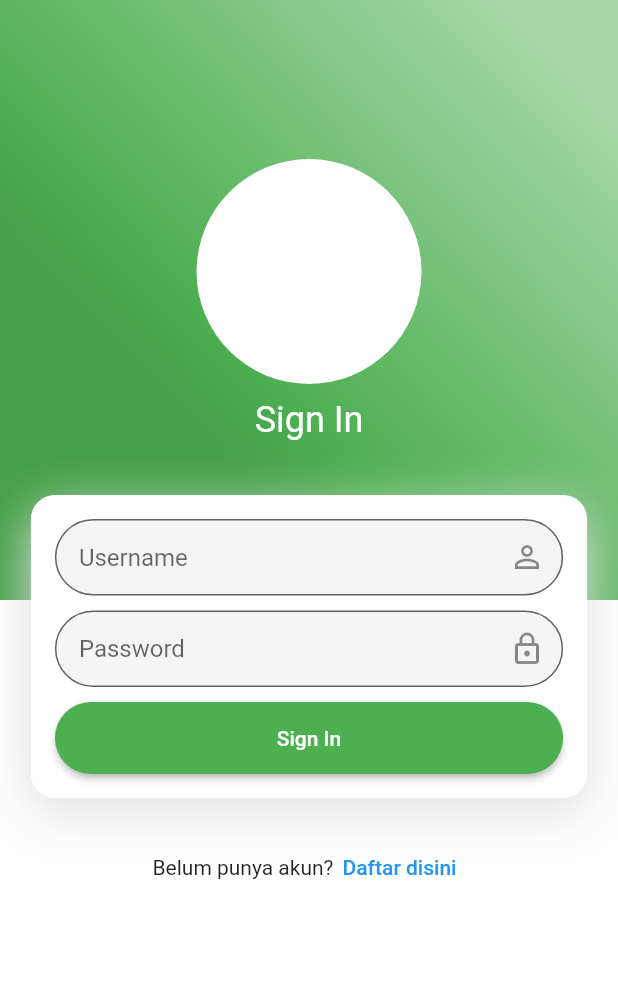
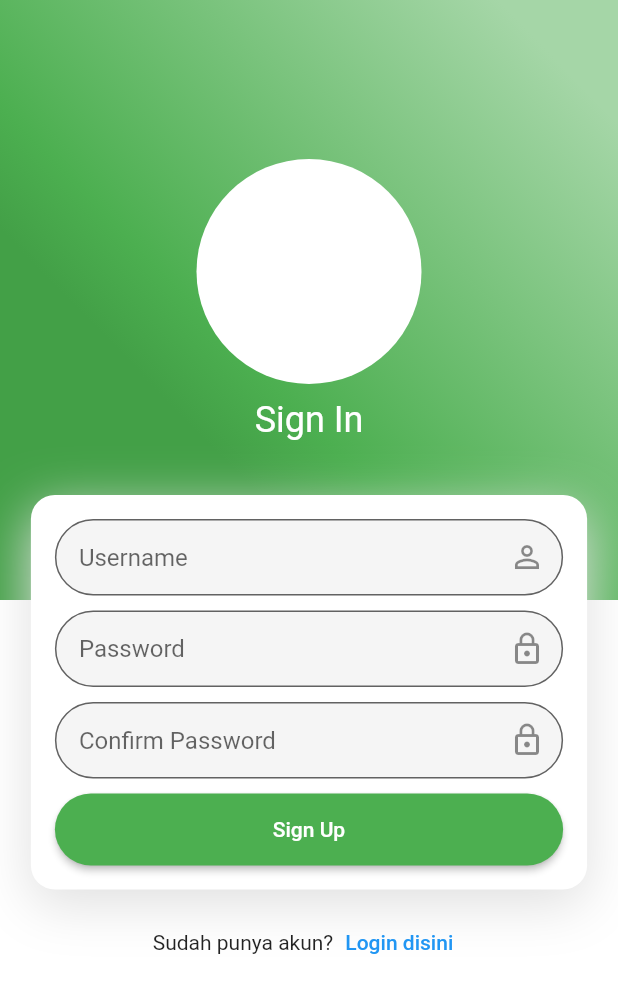
Before and after one commit to fakhrinf/mazhab, a Flutter app: the screen it shows after launch, after a tap on "Daftar disini", on a phone screen of 412 x 824 dp. Shown: the top 993 px of the screen. Run offline on Flutter 3.47's test engine with Material 2 defaults, Android fonts, the phone set to English and light mode, and no system bars.

Commit message:
add signup form in login

```diff
--- a/lib/main.dart
+++ b/lib/main.dart
@@ -23,6 +23,133 @@ class LoginPage extends StatefulWidget {
 }
 
 class _LoginPageState extends State<LoginPage> {
+
+  bool _loginpage = true;
+  double _textlinkpos = 550;
+
+  Widget loginForm() {
+    return Form(
+      child: Column(
+        children: <Widget>[
+          TextFormField(
+            decoration: InputDecoration(
+              hintText: "Username",
+              contentPadding: EdgeInsets.all(16),
+              filled: true,
+              fillColor: Colors.grey[100],
+              suffixIcon: Icon(Icons.person_outline),
+              border: OutlineInputBorder(borderRadius: BorderRadius.circular(32), borderSide: BorderSide(color: Colors.grey[200], width: 1))
+
+            ),
+          ),
+          Divider(color: Colors.transparent, height: 10,),
+          TextFormField(
+            obscureText: true,
+            decoration: InputDecoration(
+              hintText: "Password",
+              contentPadding: EdgeInsets.all(16),
+              filled: true,
+              fillColor: Colors.grey[100],
+              suffixIcon: Icon(Icons.lock_outline),
+              border: OutlineInputBorder(borderRadius: BorderRadius.circular(32), borderSide: BorderSide(color: Colors.grey[200], width: 1))
+            ),
+          ),
+          Divider(color: Colors.transparent, height: 10,),
+          SizedBox(
+            width: MediaQuery.of(context).size.width,
+            child: RaisedButton(
+              padding: EdgeInsets.all(16),
+              color: Colors.green,
+              shape: StadiumBorder(),
+              child: Text("Sign In", style: TextStyle(color: Colors.white, fontSize: 14)),
+              onPressed: () => {},
+            ),
+          )
+        ],
+      )
+    );
+  }
+
+  Widget registerForm() {
+    return Form(
+      child: Column(
+        children: <Widget>[
+          TextFormField(
+            decoration: InputDecoration(
+              hintText: "Username",
+              contentPadding: EdgeInsets.all(16),
+              filled: true,
+              fillColor: Colors.grey[100],
+              suffixIcon: Icon(Icons.person_outline),
+              border: OutlineInputBorder(borderRadius: BorderRadius.circular(32), borderSide: BorderSide(color: Colors.grey[200], width: 1))
+
+            ),
+          ),
+          Divider(color: Colors.transparent, height: 10,),
+          TextFormField(
+            obscureText: true,
+            decoration: InputDecoration(
+              hintText: "Password",
+              contentPadding: EdgeInsets.all(16),
+              filled: true,
+              fillColor: Colors.grey[100],
+              suffixIcon: Icon(Icons.lock_outline),
+              border: OutlineInputBorder(borderRadius: BorderRadius.circular(32), borderSide: BorderSide(color: Colors.grey[200], width: 1))
+            ),
+          ),
+          Divider(color: Colors.transparent, height: 10,),
+          TextFormField(
+            obscureText: true,
+            decoration: InputDecoration(
+              hintText: "Confirm Password",
+              contentPadding: EdgeInsets.all(16),
+              filled: true,
+              fillColor: Colors.grey[100],
+              suffixIcon: Icon(Icons.lock_outline),
+              border: OutlineInputBorder(borderRadius: BorderRadius.circular(32), borderSide: BorderSide(color: Colors.grey[200], width: 1))
+            ),
+          ),
+          Divider(color: Colors.transparent, height: 10,),
+          SizedBox(
+            width: MediaQuery.of(context).size.width,
+            child: RaisedButton(
+              padding: EdgeInsets.all(16),
+              color: Colors.green,
+              shape: StadiumBorder(),
+              child: Text("Sign Up", style: TextStyle(color: Colors.white, fontSize: 14)),
+              onPressed: () => {},
+            ),
+          )
+        ],
+      )
+    );
+  }
+
+  Widget linktext(bool islogin) {
+    return Row(
+      children: <Widget>[
+        Text((islogin) ? "Belum punya akun?" : "Sudah punya akun?"),
+        FlatButton(
+          padding: EdgeInsets.zero,
+          splashColor: Colors.transparent,
+          highlightColor: Colors.transparent,
+          onPressed: () {
+            setState(() {
+              if(islogin) {
+                _loginpage = false;
+                _textlinkpos = 610;
+              }else{
+                _loginpage = true;
+                _textlinkpos = 550;
+              }
+            });
+          },
+          child: Text((islogin) ? "Daftar disini" : "Login disini", style: TextStyle(color: Colors.blue)),
+          materialTapTargetSize: MaterialTapTargetSize.shrinkWrap,
+        )
+      ],
+    );
+  }
 
   @override
   Widget build(BuildContext context) {
@@ -87,65 +214,14 @@ class _LoginPageState extends State<LoginPage> {
                     BoxShadow(color: Colors.grey[300], blurRadius: 30, offset: Offset(0, 10)),
                   ]
                 ),
-                child: Form(
-                  child: Column(
-                    children: <Widget>[
-                      TextFormField(
-                        decoration: InputDecoration(
-                          hintText: "Username",
-                          contentPadding: EdgeInsets.all(16),
-                          filled: true,
-                          fillColor: Colors.grey[100],
-                          suffixIcon: Icon(Icons.person_outline),
-                          border: OutlineInputBorder(borderRadius: BorderRadius.circular(32), borderSide: BorderSide(color: Colors.grey[200], width: 1))
-
-                        ),
-                      ),
-                      Divider(color: Colors.transparent, height: 10,),
-                      TextFormField(
-                        obscureText: true,
-                        decoration: InputDecoration(
-                          hintText: "Password",
-                          contentPadding: EdgeInsets.all(16),
-                          filled: true,
-                          fillColor: Colors.grey[100],
-                          suffixIcon: Icon(Icons.lock_outline),
-                          border: OutlineInputBorder(borderRadius: BorderRadius.circular(32), borderSide: BorderSide(color: Colors.grey[200], width: 1))
-                        ),
-                      ),
-                      Divider(color: Colors.transparent, height: 10,),
-                      SizedBox(
-                        width: MediaQuery.of(context).size.width,
-                        child: RaisedButton(
-                          padding: EdgeInsets.all(16),
-                          color: Colors.green,
-                          shape: StadiumBorder(),
-                          child: Text("Sign In", style: TextStyle(color: Colors.white, fontSize: 14)),
-                          onPressed: () => {},
-                        ),
-                      )
-                    ],
-                  ),
-                ),
+                child: (_loginpage) ? loginForm() : registerForm()
               ),
             ),
           ),
           Positioned(
-            top: 560,
+            top: _textlinkpos,
             child: Container(
-              child: Row(
-                children: <Widget>[
-                  Text("Belum punya akun?"),
-                  FlatButton(
-                    padding: EdgeInsets.zero,
-                    splashColor: Colors.transparent,
-                    highlightColor: Colors.transparent,
-                    onPressed: () => {},
-                    child: Text("Daftar disini", style: TextStyle(color: Colors.blue)),
-                    materialTapTargetSize: MaterialTapTargetSize.shrinkWrap,
-                  )
-                ],
-              ),
+              child: linktext(_loginpage)
             ),
           ),
         ],
```
